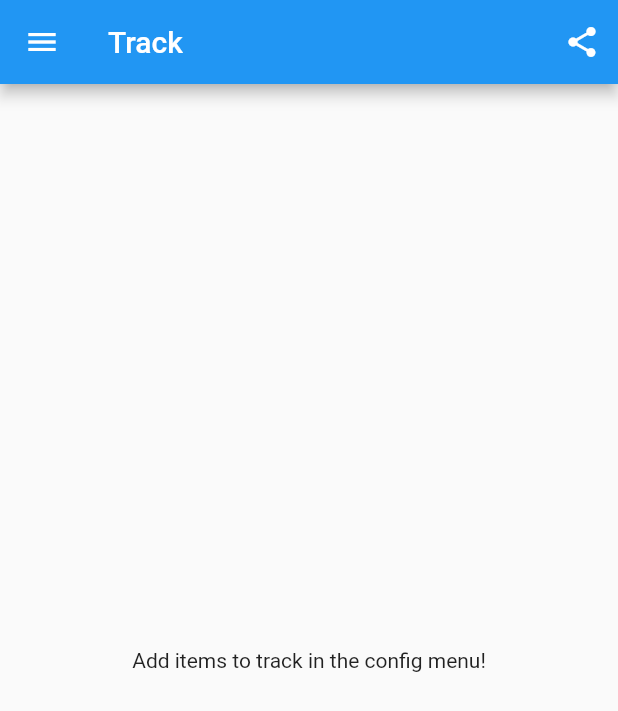
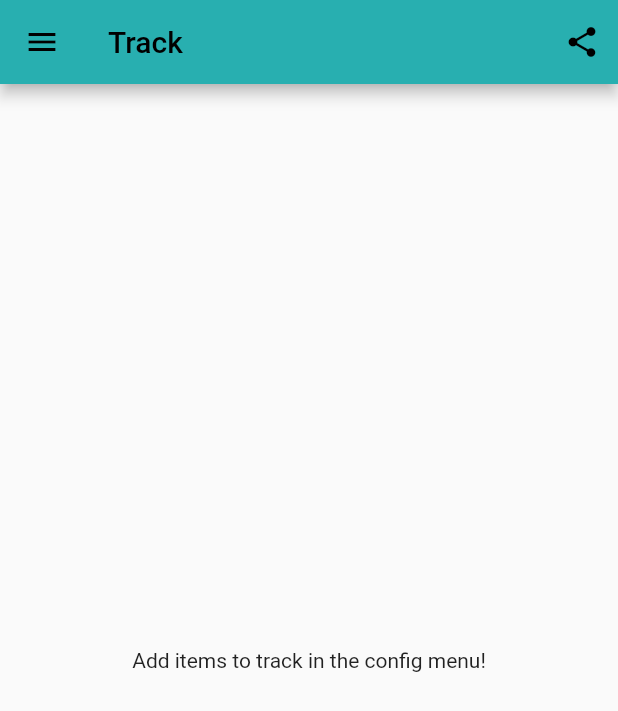
Before and after one commit to hertelukas/stattrack, a Flutter app: the screen it shows after launch, on a phone screen of 412 x 824 dp. Shown: the top 711 px of the screen. Run offline on Flutter 3.47's test engine with Material 2 defaults, Android fonts, the phone set to English and light mode, and no system bars; our stand-ins replace share_plus.

Commit message:
Set icons and colors

```diff
--- a/lib/main.dart
+++ b/lib/main.dart
@@ -4,6 +4,19 @@ import 'package:stattrack/configurationUI.dart';
 import 'package:stattrack/trackerUI.dart';
 import 'package:stattrack/data.dart';
 import 'package:share_plus/share_plus.dart';
+
+final Map<int, Color> color = {
+  50: Color.fromRGBO(4, 131, 184, .1),
+  100: Color.fromRGBO(4, 131, 184, .2),
+  200: Color.fromRGBO(4, 131, 184, .3),
+  300: Color.fromRGBO(4, 131, 184, .4),
+  400: Color.fromRGBO(4, 131, 184, .5),
+  500: Color.fromRGBO(4, 131, 184, .6),
+  600: Color.fromRGBO(4, 131, 184, .7),
+  700: Color.fromRGBO(4, 131, 184, .8),
+  800: Color.fromRGBO(4, 131, 184, .9),
+  900: Color.fromRGBO(4, 131, 184, 1),
+};
 
 void main() {
   runApp(MyApp());
@@ -40,14 +53,15 @@ class _MyAppState extends State<MyApp> {
     });
   }
 
+  MaterialColor main = MaterialColor(0xff28AFB0, color);
+  MaterialColor dark = MaterialColor(0xff30343F, color);
+
   // This widget is the root of your application.
   @override
   Widget build(BuildContext context) {
     return MaterialApp(
         title: 'Stat Track',
-        theme: ThemeData(
-          primarySwatch: Colors.blue,
-        ),
+        theme: ThemeData(primarySwatch: main),
         home: Builder(
           builder: (context) => Scaffold(
             appBar: AppBar(
@@ -71,7 +85,10 @@ class _MyAppState extends State<MyApp> {
                         gradient: LinearGradient(
                             begin: Alignment.topLeft,
                             end: Alignment.bottomRight,
-                            colors: <Color>[Colors.blue, Colors.black])),
+                            colors: <Color>[
+                          Color.fromARGB(255, 40, 175, 176),
+                          Color.fromARGB(255, 48, 52, 63)
+                        ])),
                   ),
                   ListTile(
                     title: const Text('Tracker'),
--- a/pubspec.yaml
+++ b/pubspec.yaml
@@ -36,6 +36,7 @@ dev_dependencies:
     sdk: flutter
   build_runner: any
   json_serializable: any
+  flutter_launcher_icons: "^0.9.2"
 
 # For information on the generic Dart part of this file, see the
 # following page: https://dart.dev/tools/pub/pubspec
@@ -78,3 +79,8 @@ flutter:
   #
   # For details regarding fonts from package dependencies,
   # see https://flutter.dev/custom-fonts/#from-packages
+
+flutter_icons:
+  android: "launcher_icon"
+  ios: true
+  image_path: "assets/icon.png"
```
Also changed, not shown: assets/feature.png (added), pubspec.lock, 23 other files.
